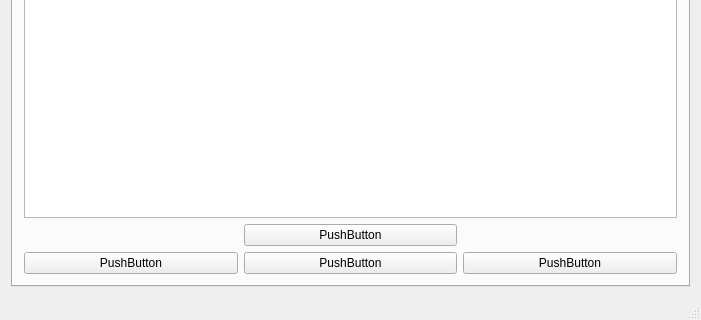
Old version of the form mainwindow.ui in the repository yonta/arraytablemodel; both pictures show x 0 to 701 and y 219 to 539 of the 701 by 539 pixel window.
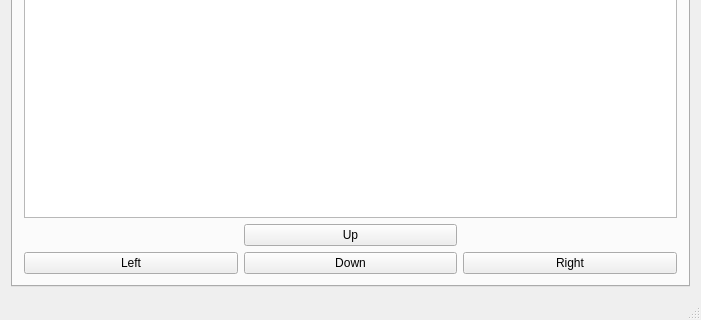
New version of the form. The open tabs and pages were chosen to show the change.

Commit message: Add: example of tableView by TableModel

```diff
--- a/mainwindow.ui
+++ b/mainwindow.ui
@@ -36,28 +36,28 @@
           <item row="1" column="3">
            <widget class="QPushButton" name="buttonRight">
             <property name="text">
-             <string>PushButton</string>
+             <string>Right</string>
             </property>
            </widget>
           </item>
           <item row="0" column="1">
            <widget class="QPushButton" name="buttonUp">
             <property name="text">
-             <string>PushButton</string>
+             <string>Up</string>
             </property>
            </widget>
           </item>
           <item row="1" column="1">
            <widget class="QPushButton" name="buttonDown">
             <property name="text">
-             <string>PushButton</string>
+             <string>Down</string>
             </property>
            </widget>
           </item>
           <item row="1" column="0">
            <widget class="QPushButton" name="buttonLeft">
             <property name="text">
-             <string>PushButton</string>
+             <string>Left</string>
             </property>
            </widget>
           </item>
```
Left out of the diff: 7 changed lines with no effect on the pictures. The commit also changes 2 other files.
